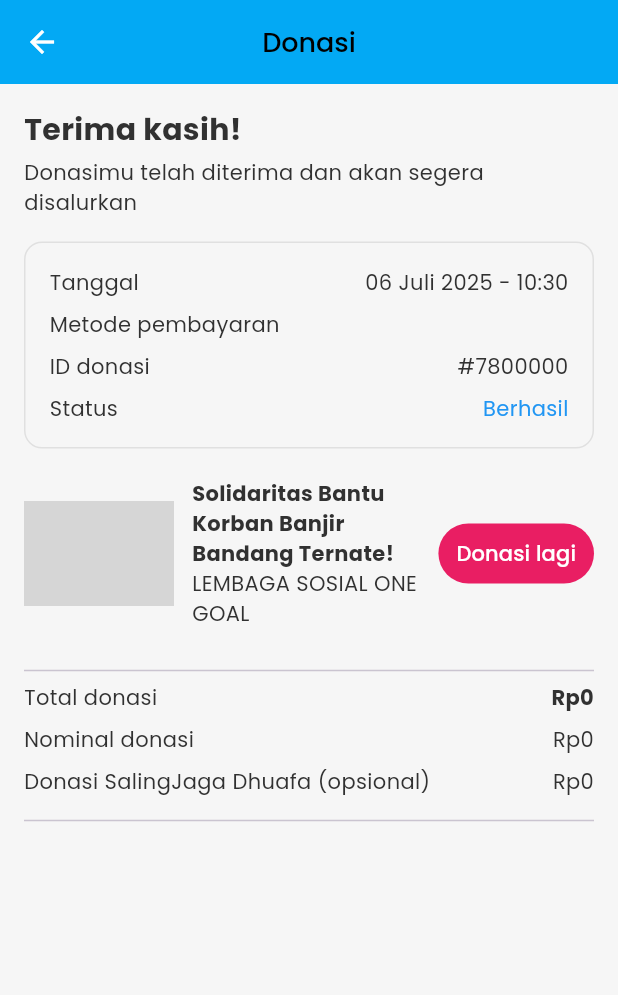
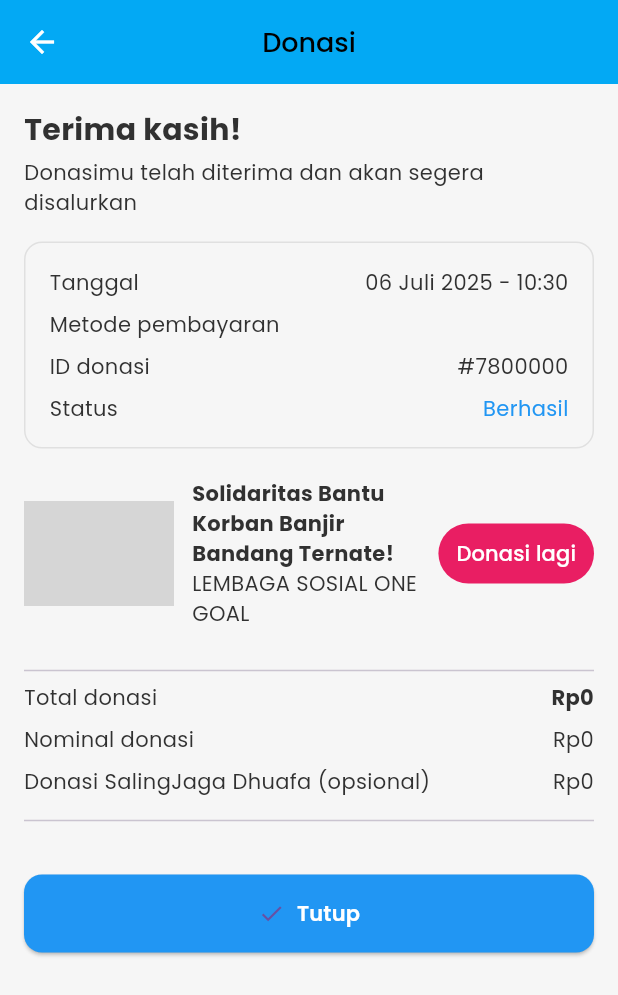
Before and after one commit to yamaniyuda/one_goal, a Flutter app: the KonfirmasiPembayaranScreen screen opened directly with empty values, on a phone screen of 412 x 824 dp. Shown: the top 995 px of the screen. Run offline on Flutter 3.47's test engine with Material 3 defaults, Android fonts, the phone set to English and light mode, and no system bars; our stand-ins replace go_router, google_fonts, image_picker, shared_preferences, transparent_image, video_player; missing offline and left inert: iconify_flutter; accounts and stored records are empty; generated files the repository leaves out were written again; network calls fail; key blocks and very long unbroken strings in the code were emptied for the run; grey boxes are pictures that could not be loaded.

Commit message:
perubahan redirect

```diff
--- a/lib/presentation/screen/post/screen/konfirmasi_pembayaran_screen.dart
+++ b/lib/presentation/screen/post/screen/konfirmasi_pembayaran_screen.dart
@@ -1,5 +1,7 @@
 import 'package:flutter/material.dart';
 import 'package:intl/intl.dart';
+import 'package:go_router/go_router.dart';
+import 'package:one_goal/presentation/screen/main/screen/home_screen.dart';
 
 class KonfirmasiPembayaranScreen extends StatelessWidget {
   final int nominal;
@@ -87,7 +89,9 @@ class KonfirmasiPembayaranScreen extends StatelessWidget {
                 ),
               ),
               TextButton(
-                onPressed: () {},
+                onPressed: () {
+                  // Arahkan ke halaman donasi lagi jika ingin
+                },
                 style: TextButton.styleFrom(
                   backgroundColor: Colors.pink,
                   foregroundColor: Colors.white,
@@ -104,6 +108,36 @@ class KonfirmasiPembayaranScreen extends StatelessWidget {
           const SizedBox(height: 8),
           _buildRow('Donasi SalingJaga Dhuafa (opsional)', 'Rp0'),
           const Divider(height: 32),
+
+          // 🔻 Tombol Tutup
+          const SizedBox(height: 20),
+          Center(
+            child: ElevatedButton.icon(
+              icon: const Icon(Icons.check),
+              label: const Text('Tutup', style: TextStyle(fontWeight: FontWeight.w600,color: Colors.white)),
+              style: ElevatedButton.styleFrom(
+                backgroundColor: Colors.blue,
+                padding: const EdgeInsets.symmetric(vertical: 16),
+                shape: RoundedRectangleBorder(
+                  borderRadius: BorderRadius.circular(12),
+                ),
+                  minimumSize: const Size(double.infinity, 48),
+              ),
+
+              onPressed: () {
+                // Tampilkan SnackBar
+                ScaffoldMessenger.of(context).showSnackBar(
+                  const SnackBar(content: Text('Pembayaran Berhasil!')),
+                );
+
+                //  Navigator.push(
+                //   context,
+                //   MaterialPageRoute(builder: (context) => const HomeScreen()),
+                // );
+              },
+            ),
+          ),
+          const SizedBox(height: 32),
         ],
       ),
     );
--- a/lib/presentation/screen/post/screen/pembayaran_screen.dart
+++ b/lib/presentation/screen/post/screen/pembayaran_screen.dart
@@ -511,10 +511,7 @@ Widget _buildPaymentItem(Map<String, dynamic> item) {
           Expanded(
             child: Text(item['name'], style: const TextStyle(fontSize: 14, fontWeight: FontWeight.w500)),
           ),
-          Text(
-            'Rp ${item['fee'].toString().replaceAllMapped(RegExp(r'(\d{1,3})(?=(\d{3})+(?!\d))'), (m) => '${m[1]}.')}',
-            style: const TextStyle(fontSize: 13, color: Colors.grey),
-          ),
+
         ],
       ),
     ),
```
Also changed, not shown: lib/presentation/screen/main/widget/home_donation.dart (+11 -11 lines), lib/presentation/screen/main/widget/populer_content.dart (+14 -7 lines), lib/presentation/screen/main/widget/post_content.dart (+13 -1 lines), lib/presentation/widget/card/card_rectangle.dart (+7 -2 lines).
